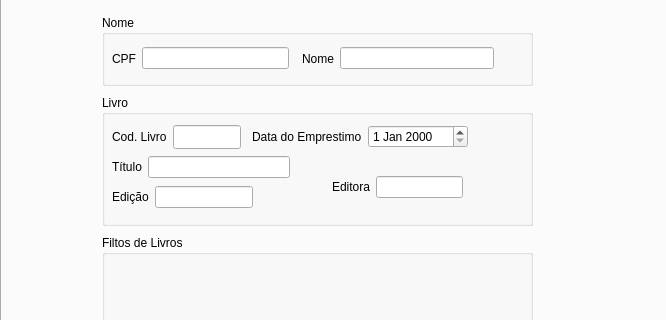
First picture: the form in T3-QT/BibliotecaDC/bibliotecadc.ui, repository LuizFMattos/T3POO, before the edit; both pictures show x 0 to 666 and y 171 to 491 of the 666 by 608 pixel window.
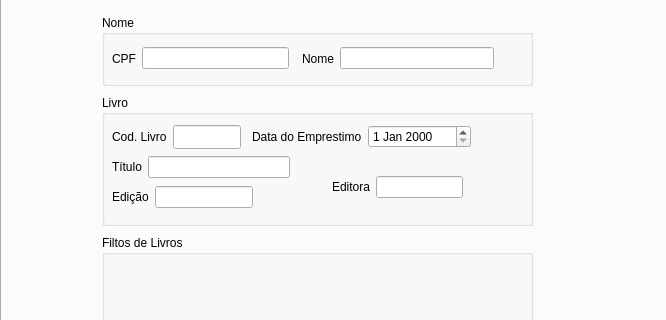
Second picture: the form after the edit. The open tabs and pages were chosen to show the change.

```diff
--- a/T3-QT/BibliotecaDC/bibliotecadc.ui
+++ b/T3-QT/BibliotecaDC/bibliotecadc.ui
@@ -123,7 +123,7 @@
       <property name="title">
        <string>Livro</string>
       </property>
-      <widget class="QWidget" name="">
+      <widget class="QWidget" name="layoutWidget">
        <property name="geometry">
         <rect>
          <x>10</x>
@@ -164,7 +164,7 @@
         </item>
        </layout>
       </widget>
-      <widget class="QWidget" name="">
+      <widget class="QWidget" name="layoutWidget">
        <property name="geometry">
         <rect>
          <x>10</x>
@@ -186,12 +186,12 @@
         </item>
        </layout>
       </widget>
-      <widget class="QWidget" name="">
+      <widget class="QWidget" name="layoutWidget">
        <property name="geometry">
         <rect>
          <x>150</x>
          <y>30</y>
-         <width>216</width>
+         <width>219</width>
          <height>24</height>
         </rect>
        </property>
@@ -208,7 +208,7 @@
         </item>
        </layout>
       </widget>
-      <widget class="QWidget" name="">
+      <widget class="QWidget" name="layoutWidget">
        <property name="geometry">
         <rect>
          <x>230</x>
@@ -230,7 +230,7 @@
         </item>
        </layout>
       </widget>
-      <widget class="QWidget" name="">
+      <widget class="QWidget" name="layoutWidget">
        <property name="geometry">
         <rect>
          <x>10</x>
```
Left out of the diff: 8 changed lines with no effect on the pictures.
